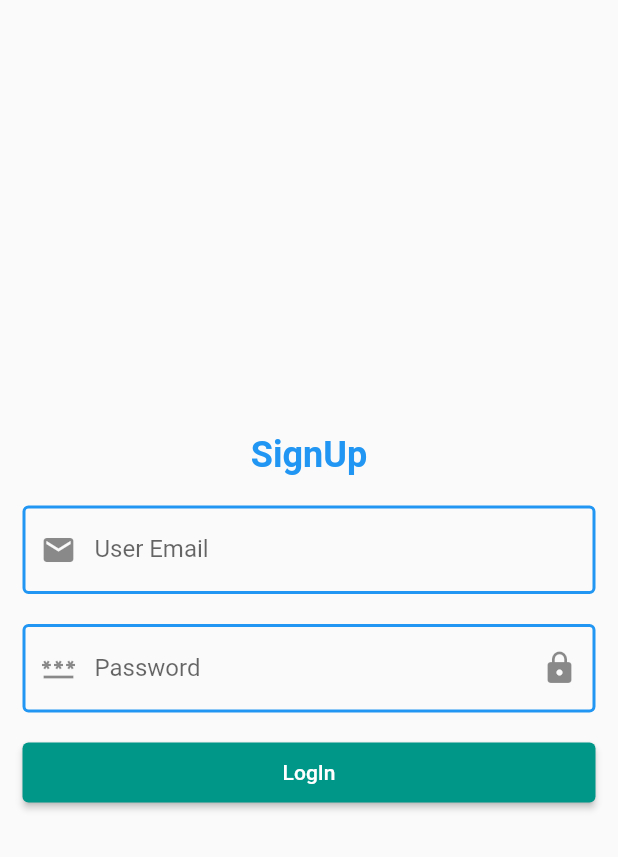
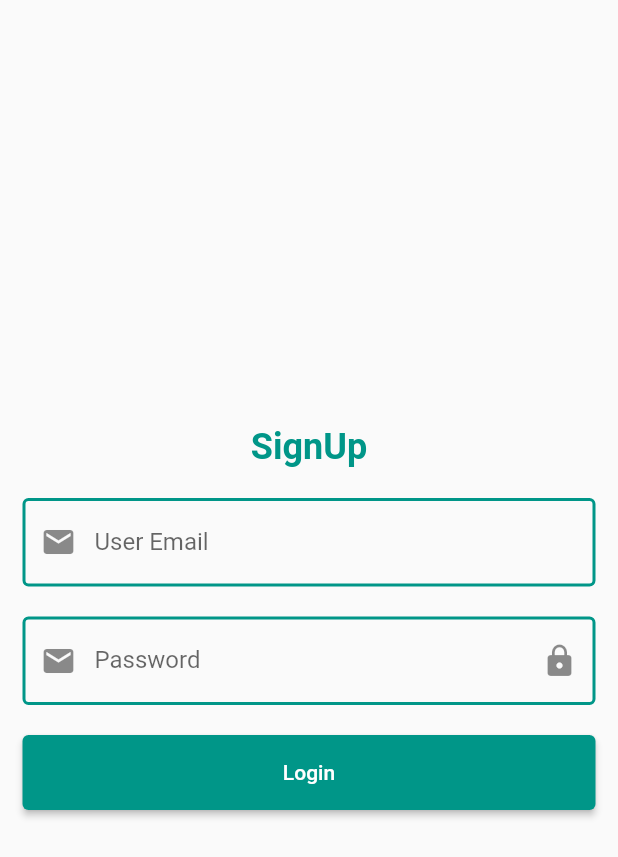
Before and after one commit to Abdelmenam-Tarek-Abdelmenam/level-2-codes, a Flutter app: the LoginScreenDemo screen opened directly, on a phone screen of 412 x 824 dp. Shown: the top 857 px of the screen. Run offline on Flutter 3.47's test engine with Material 2 defaults, Android fonts, the phone set to English and light mode, and no system bars; our stand-ins replace bloc, firebase_auth, firebase_core, flutter_bloc, fluttertoast, font_awesome_flutter and 2 more; missing offline and left inert: custom_check_box; accounts and stored records are empty.

Commit message:
session 2

```diff
--- /dev/null
+++ b/lib/components/my_button.dart
@@ -0,0 +1,20 @@
+import 'package:flutter/material.dart';
+
+class MyButton extends StatelessWidget {
+  const MyButton(this.onPressed, this.label, {this.color, Key? key})
+      : super(key: key);
+  final Function() onPressed;
+  final String label;
+  final Color? color;
+
+  @override
+  Widget build(BuildContext context) {
+    return SizedBox(
+        width: double.infinity,
+        height: 50,
+        child: ElevatedButton(
+          onPressed: onPressed,
+          child: Text(label),
+        ));
+  }
+}
--- /dev/null
+++ b/lib/components/my_field.dart
@@ -0,0 +1,33 @@
+import 'package:flutter/material.dart';
+
+class MyFiled extends StatelessWidget {
+  const MyFiled(
+      {required this.controller,
+      required this.label,
+      required this.icon,
+      required this.validatorText,
+      this.suffixIcon,
+      Key? key})
+      : super(key: key);
+  final TextEditingController controller;
+  final String validatorText;
+  final String label;
+  final IconData icon;
+  final Widget? suffixIcon;
+
+  @override
+  Widget build(BuildContext context) {
+    return TextFormField(
+      controller: controller,
+      validator: (value) => value!.isEmpty ? validatorText : null,
+      decoration: InputDecoration(
+          prefixIcon: const Icon(Icons.email),
+          suffixIcon: suffixIcon,
+          label: Text(label),
+          enabledBorder: const OutlineInputBorder(
+            borderSide: BorderSide(color: Colors.teal, width: 2),
+          ),
+          focusedBorder: const OutlineInputBorder()),
+    );
+  }
+}
--- a/lib/view/signin_screen.dart
+++ b/lib/view/signin_screen.dart
@@ -1,4 +1,13 @@
+// ignore_for_file: depend_on_referenced_packages
+
 import 'package:flutter/material.dart';
+import 'package:firebase_auth/firebase_auth.dart';
+import 'package:to_do/view/to_do.dart';
+
+import '../components/my_button.dart';
+import '../components/my_field.dart';
+import '../toast_helper.dart';
+import 'package:shared_preferences/shared_preferences.dart';
 
 class LoginScreenDemo extends StatefulWidget {
   const LoginScreenDemo({Key? key}) : super(key: key);
@@ -10,6 +19,7 @@ class LoginScreenDemo extends StatefulWidget {
 class _LoginScreenDemoState extends State<LoginScreenDemo> {
   TextEditingController emailController = TextEditingController();
   TextEditingController passController = TextEditingController();
+  GlobalKey<FormState> formKey = GlobalKey<FormState>();
 
   bool isHiden = true;
 
@@ -26,54 +36,72 @@ class _LoginScreenDemoState extends State<LoginScreenDemo> {
                 const Text(
                   "SignUp",
                   style: TextStyle(
-                      color: Colors.blue,
+                      color: Colors.teal,
                       fontSize: 24,
                       fontWeight: FontWeight.bold),
                 ),
                 const SizedBox(
                   height: 20,
                 ),
-                TextFormField(
+                Form(
+                  key: formKey,
+                  child: Column(
+                    // COMPONENTS
+                    children: [
+                      MyFiled(
                           controller: emailController,
-                  decoration: const InputDecoration(
-                      prefixIcon: Icon(Icons.email),
-                      label: Text("User Email"),
-                      enabledBorder: OutlineInputBorder(
-                        borderSide: BorderSide(color: Colors.blue, width: 2),
-                      ),
-                      focusedBorder: OutlineInputBorder()),
-                ),
+                          label: "User Email",
+                          icon: Icons.email,
+                          validatorText: "Email can't be empty"),
                       const SizedBox(
                         height: 20,
                       ),
-                TextFormField(
+                      MyFiled(
                           controller: passController,
-                  obscureText: isHiden,
-                  decoration: InputDecoration(
-                      prefixIcon: const Icon(Icons.password),
+                          label: "Password",
                           suffixIcon: IconButton(
-                        icon:
-                            Icon(isHiden ? Icons.lock : Icons.lock_open_sharp),
+                            icon: Icon(
+                                isHiden ? Icons.lock : Icons.lock_open_sharp),
                             onPressed: () {
                               // condition ? true : false
                               isHiden = !isHiden;
                               setState(() {});
                             },
                           ),
-                      label: const Text("Password"),
-                      enabledBorder: const OutlineInputBorder(
-                        borderSide: BorderSide(color: Colors.blue, width: 2),
+                          icon: isHiden ? Icons.lock : Icons.lock_open_sharp,
+                          validatorText: "Password can't be empty"),
+                    ],
                   ),
-                      focusedBorder: const OutlineInputBorder()),
                 ),
                 const SizedBox(
                   height: 20,
                 ),
-                SizedBox(
-                    width: double.infinity,
-                    height: 40,
-                    child: ElevatedButton(
-                        onPressed: () {}, child: const Text("LogIn")))
+                MyButton(() async {
+                  // 1 - sign up
+                  // Signing Cubit (Loading )
+                  if (formKey.currentState!.validate()) {
+                    try {
+                      UserCredential userCred = await FirebaseAuth.instance
+                          .signInWithEmailAndPassword(
+                              email: emailController.text,
+                              password: passController.text);
+                      // Obtain shared preferences.
+                      final prefs = await SharedPreferences.getInstance();
+
+                      // Save an integer value to 'counter' key.
+                      await prefs.setString('uid', userCred.user!.uid);
+
+                      Navigator.of(context).push(
+                          MaterialPageRoute(builder: (ctx) => const ToDo()));
+                    } on FirebaseException catch (err) {
+                      showToast(err.message!);
+                    } catch (err) {
+                      print("Error Happened");
+                      print(err);
+                      showToast(err.toString());
+                    }
+                  }
+                }, "Login"),
               ],
             ),
           ),
--- a/pubspec.yaml
+++ b/pubspec.yaml
@@ -56,6 +56,7 @@ dev_dependencies:
   sqflite: ^2.2.4+1
   firebase_core: ^2.7.0
   firebase_auth: ^4.2.9
+  shared_preferences: ^2.0.18
 
 
 # For information on the generic Dart part of this file, see the
```
Also changed, not shown: lib/main.dart (+14 -5 lines), lib/toast_helper.dart (added, +15 -0 lines), lib/view/to_do.dart (+16 -0 lines), pubspec.lock, 1 other file. Lines whose indentation alone changed are shown as unchanged.
